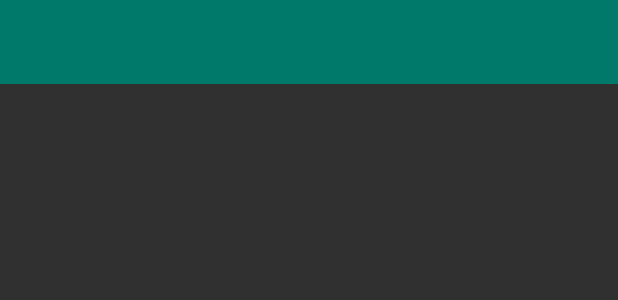
After one commit to larryjames042/Podz, an Android app: the layout toolbar.xml on its own in the app's theme, with its tools: preview values and no code run, on a phone screen of 412 x 824 dp. The commit adds this screen. Shown: the top 300 px of the screen. Run offline under Robolectric (Android 15) with nearby library versions, the phone set to English and light mode, and no system bars.

```diff
--- a/app/build.gradle
+++ b/app/build.gradle
@@ -16,12 +16,16 @@ android {
             proguardFiles getDefaultProguardFile('proguard-android.txt'), 'proguard-rules.pro'
         }
     }
+    dataBinding {
+        enabled = true
+    }
 }
 
 dependencies {
     implementation fileTree(include: ['*.jar'], dir: 'libs')
     implementation 'com.android.support:appcompat-v7:28.0.0'
     implementation 'com.android.support.constraint:constraint-layout:1.1.3'
+    implementation 'com.android.support:support-v4:28.0.0'
     testImplementation 'junit:junit:4.12'
     androidTestImplementation 'com.android.support.test:runner:1.0.2'
     androidTestImplementation 'com.android.support.test.espresso:espresso-core:3.0.2'
--- /dev/null
+++ b/app/src/main/res/color/state_bottom_nav_color.xml
@@ -0,0 +1,5 @@
+<?xml version="1.0" encoding="utf-8"?>
+<selector xmlns:android="http://schemas.android.com/apk/res/android">
+    <item android:state_checked="true" android:color="@android:color/white" />
+    <item android:state_checked="false" android:color="@color/teal_500"/>
+</selector>
--- /dev/null
+++ b/app/src/main/res/layout/toolbar.xml
@@ -0,0 +1,13 @@
+<?xml version="1.0" encoding="utf-8"?>
+<layout xmlns:android="http://schemas.android.com/apk/res/android"
+    xmlns:app="http://schemas.android.com/apk/res-auto">
+    <android.support.v7.widget.Toolbar
+        android:id="@+id/toolbar"
+        android:layout_width="match_parent"
+        android:layout_height="?attr/actionBarSize"
+        android:background="@color/colorPrimary"
+        app:popupTheme="@style/ThemeOverlay.AppCompat.Dark"
+        >
+
+    </android.support.v7.widget.Toolbar>
+</layout>
--- a/app/src/main/res/menu/navigation.xml
+++ b/app/src/main/res/menu/navigation.xml
@@ -2,17 +2,17 @@
 <menu xmlns:android="http://schemas.android.com/apk/res/android">
 
     <item
-        android:id="@+id/navigation_home"
+        android:id="@+id/navigation_discover"
         android:icon="@drawable/ic_home_black_24dp"
         android:title="@string/title_discover" />
 
     <item
-        android:id="@+id/navigation_dashboard"
+        android:id="@+id/navigation_Search"
         android:icon="@drawable/ic_dashboard_black_24dp"
         android:title="@string/title_search" />
 
     <item
-        android:id="@+id/navigation_notifications"
+        android:id="@+id/navigation_Subscription"
         android:icon="@drawable/ic_notifications_black_24dp"
         android:title="@string/title_subscription" />
 
--- a/app/src/main/res/values/colors.xml
+++ b/app/src/main/res/values/colors.xml
@@ -1,6 +1,12 @@
 <?xml version="1.0" encoding="utf-8"?>
 <resources>
-    <color name="colorPrimary">#008577</color>
-    <color name="colorPrimaryDark">#00574B</color>
-    <color name="colorAccent">#D81B60</color>
+    <color name="colorPrimary">@color/teal_700</color>
+    <color name="colorPrimaryDark">@color/teal_900</color>
+    <color name="colorAccent">@color/light_green_a200</color>
+
+
+    <color name="teal_500">#009688</color>
+    <color name="teal_700">#00796b</color>
+    <color name="teal_900">#004d40</color>
+    <color name="light_green_a200">#b2ff59</color>
 </resources>
--- a/app/src/main/res/values/strings.xml
+++ b/app/src/main/res/values/strings.xml
@@ -4,4 +4,5 @@
     <string name="title_subscription">Subscription</string>
     <string name="title_search">Search</string>
     <string name="title_discover">Discover</string>
+
 </resources>
--- a/app/src/main/res/values/styles.xml
+++ b/app/src/main/res/values/styles.xml
@@ -1,11 +1,12 @@
 <resources>
 
     <!-- Base application theme. -->
-    <style name="AppTheme" parent="Theme.AppCompat.Light.NoActionBar">
+    <style name="AppTheme" parent="Theme.AppCompat.NoActionBar">
         <!-- Customize your theme here. -->
         <item name="colorPrimary">@color/colorPrimary</item>
         <item name="colorPrimaryDark">@color/colorPrimaryDark</item>
         <item name="colorAccent">@color/colorAccent</item>
     </style>
 
+
 </resources>
```
Also changed, not shown: app/src/main/AndroidManifest.xml (+6 -1 lines), app/src/main/java/mirror/co/larry/podz/DiscoverFragment.java (added, +29 -0 lines), app/src/main/java/mirror/co/larry/podz/MainActivity.java (+18 -17 lines), app/src/main/res/drawable/ic_search_black_24dp.xml (added, +9 -0 lines), app/src/main/res/layout/activity_main.xml (+10 -3 lines), app/src/main/res/layout/fragment_discover.xml (added, +14 -0 lines).
